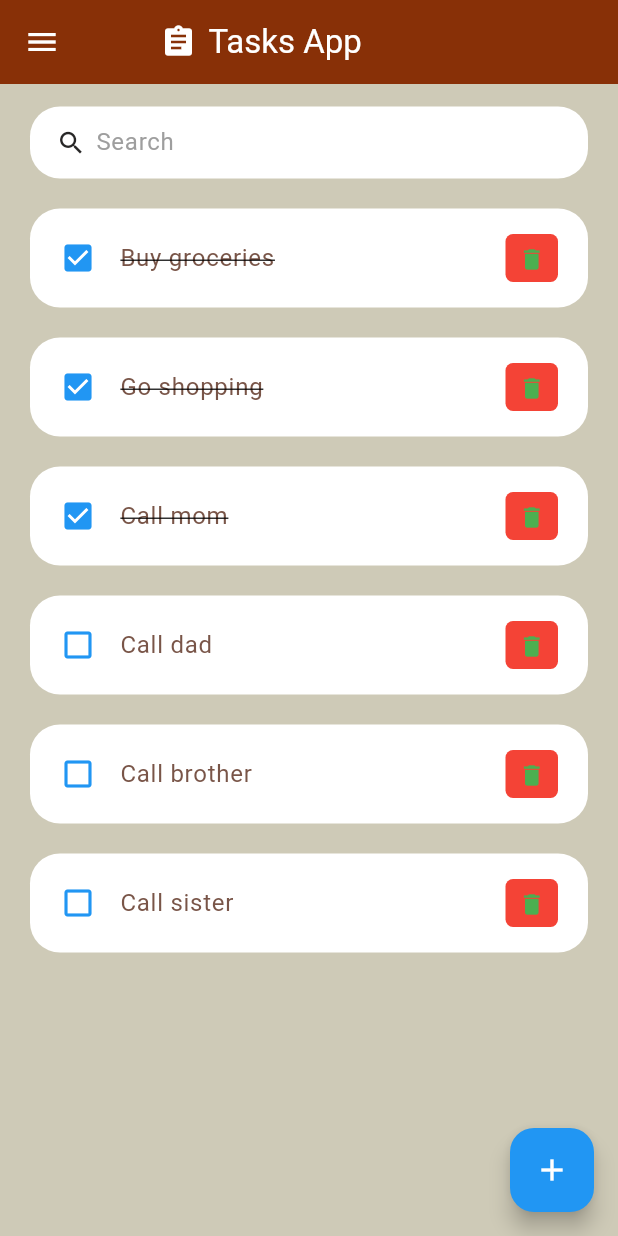
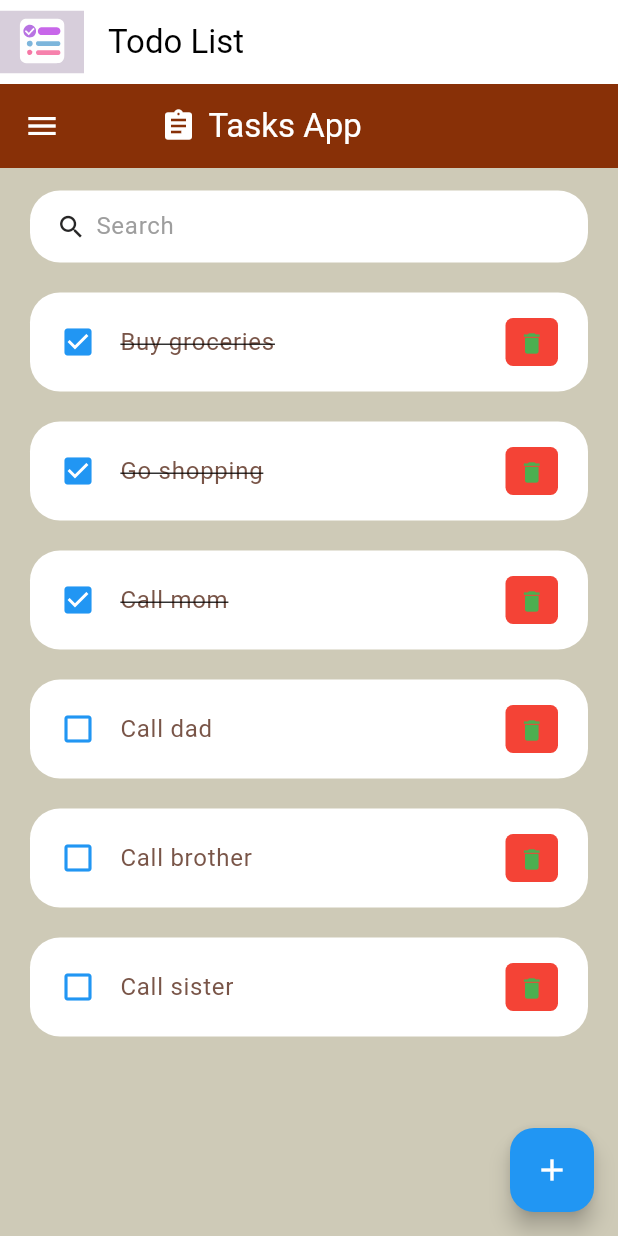
Before and after one commit to mkpete/Todo-List-, a Flutter app: the screen it shows after launch, on a phone screen of 412 x 824 dp. Run offline on Flutter 3.47's test engine with Material 3 defaults, Android fonts, the phone set to English and light mode, and no system bars; our stand-ins replace flutter_svg.

Commit message:
adding_icon changes

```diff
--- a/my_app/lib/main.dart
+++ b/my_app/lib/main.dart
@@ -1,12 +1,13 @@
 import 'package:flutter/material.dart';
 import 'package:my_app/screens/tasks_screen.dart'; // importing the task_screen.dart
+import 'package:flutter_svg/flutter_svg.dart'; // Import for SVG support
 
 void main() {
   runApp(const MyApp());
 }
 
 class MyApp extends StatelessWidget {
-  const MyApp({super.key});
+  const MyApp({Key? key}) : super(key: key);
 
   @override
   Widget build(BuildContext context) {
@@ -19,7 +20,14 @@ class MyApp extends StatelessWidget {
             .copyWith(primary: const Color(0xFF883007)), // Set primary color
         useMaterial3: true, // Enable Material 3 design elements
       ),
-      home: const TasksScreen(), // Set home screen to be  TasksScreen
+       // Set home screen to be  TasksScreen
+      home: Scaffold(
+        appBar: AppBar(
+          title: Text('Todo List'),
+          leading: SvgPicture.asset('assets/app_icon.svg'), // Set the app icon here
+        ),
+        body: TasksScreen(),
+      ),
     );
   }
 }
--- a/my_app/pubspec.yaml
+++ b/my_app/pubspec.yaml
@@ -30,6 +30,7 @@ environment:
 dependencies:
   flutter:
     sdk: flutter
+  flutter_svg: ^0.22.0 # Use the appropriate version
 
 
   # The following adds the Cupertino Icons font to your application.
```
Also changed, not shown: my_app/pubspec.lock.
